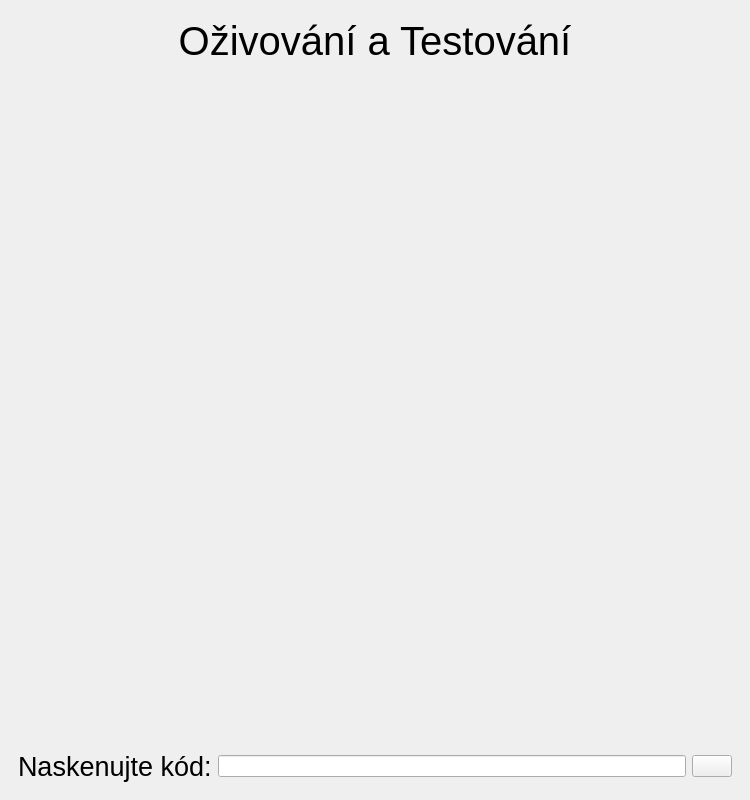
Old version of the form ui/mainwindow.ui in the repository turris-cz/rtools-gui.
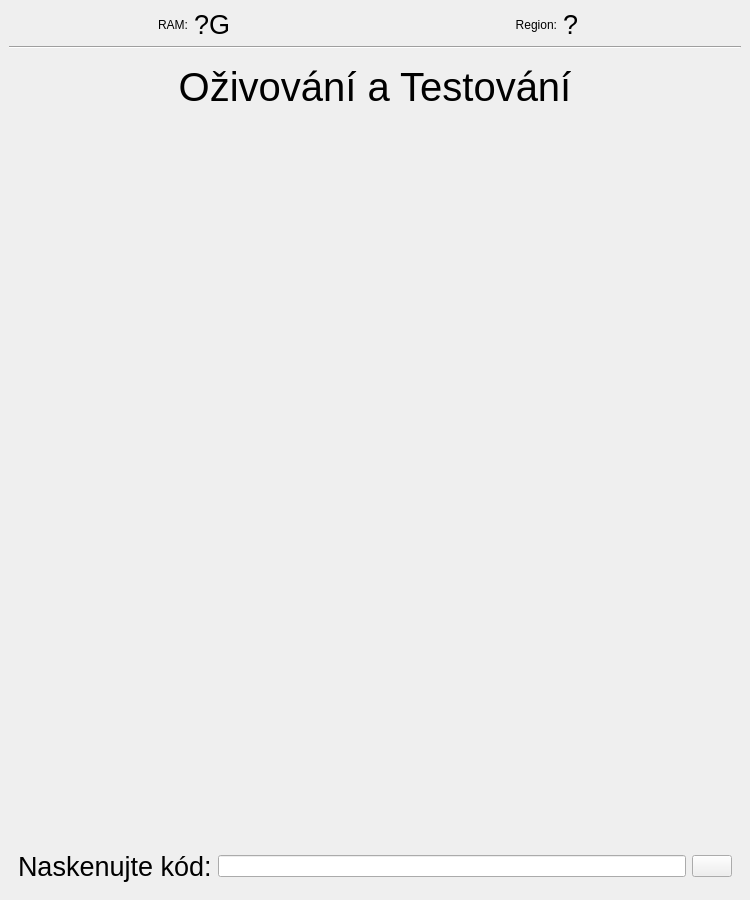
New version of the form. Icons and pictures are not drawn.

Commit message: show RAM and REGION in GUI

```diff
--- a/ui/mainwindow.ui
+++ b/ui/mainwindow.ui
@@ -7,7 +7,7 @@
     <x>0</x>
     <y>0</y>
     <width>750</width>
-    <height>800</height>
+    <height>900</height>
    </rect>
   </property>
   <property name="windowTitle">
@@ -19,6 +19,61 @@
   </property>
   <widget class="QWidget" name="centralwidget">
    <layout class="QVBoxLayout" name="verticalLayout">
+    <item>
+     <layout class="QHBoxLayout" name="horizontalLayout_9">
+      <item>
+       <widget class="QLabel" name="label_3">
+        <property name="text">
+         <string>RAM:</string>
+        </property>
+        <property name="alignment">
+         <set>Qt::AlignRight|Qt::AlignTrailing|Qt::AlignVCenter</set>
+        </property>
+       </widget>
+      </item>
+      <item>
+       <widget class="QLabel" name="ramLabel">
+        <property name="font">
+         <font>
+          <pointsize>20</pointsize>
+         </font>
+        </property>
+        <property name="text">
+         <string>?G</string>
+        </property>
+       </widget>
+      </item>
+      <item>
+       <widget class="QLabel" name="label_7">
+        <property name="text">
+         <string>Region:</string>
+        </property>
+        <property name="alignment">
+         <set>Qt::AlignRight|Qt::AlignTrailing|Qt::AlignVCenter</set>
+        </property>
+       </widget>
+      </item>
+      <item>
+       <widget class="QLabel" name="regionLabel">
+        <property name="font">
+         <font>
+          <pointsize>20</pointsize>
+         </font>
+        </property>
+        <property name="text">
+         <string>?</string>
+        </property>
+       </widget>
+      </item>
+     </layout>
+    </item>
+    <item>
+     <widget class="Line" name="line">
+      <property name="orientation">
+       <enum>Qt::Horizontal</enum>
+      </property>
+     </widget>
+    </item>
     <item>
      <widget class="QStackedWidget" name="stackedWidget">
       <property name="currentIndex">
```
The commit also changes 2 other files.
